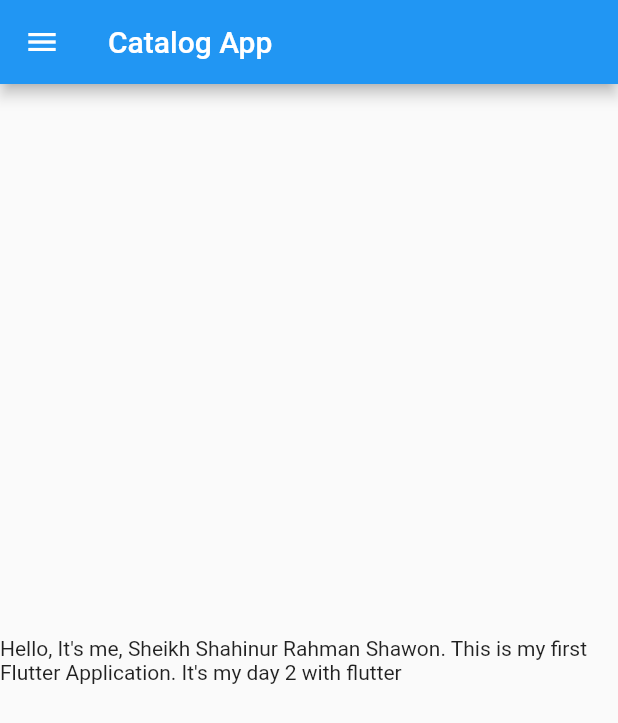
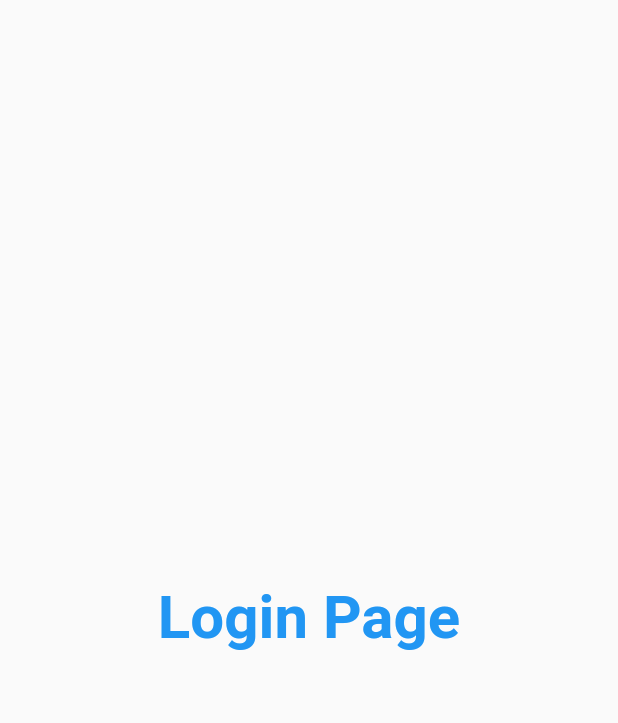
Before and after one commit to ShahinurShawon-238/flutter, a Flutter app: the screen it shows after launch, on a phone screen of 412 x 824 dp. Shown: the top 723 px of the screen. Run offline on Flutter 3.47's test engine with Material 2 defaults, Android fonts, the phone set to English and light mode, and no system bars.

Commit message:
day 3 is completed

```diff
--- a/lib/main.dart
+++ b/lib/main.dart
@@ -1,10 +1,11 @@
 import 'package:flutter/material.dart';
 
-import 'home.dart';
+import 'pages/home.dart';
+import 'pages/login.dart';
 
 
 void main() {
-  runApp(MyApp());
+  runApp(const MyApp());
 }
 
 class MyApp extends StatelessWidget {
@@ -13,7 +14,19 @@ class MyApp extends StatelessWidget {
   Widget build(BuildContext context) {
 
     return MaterialApp(
-      home: HomePage(),
+      theme: ThemeData(
+        primarySwatch: Colors.deepPurple
+      ),
+      darkTheme: ThemeData(
+        brightness: Brightness.dark
+      ),
+      themeMode: ThemeMode.light,
+
+      routes: {
+        "/": (context)=>LoginPage(),
+        "/home": (context)=>HomePage(),
+        "/login": (context)=>LoginPage(),
+      },
     );
   }
 }
--- a/lib/home.dart
+++ b/lib/pages/home.dart
@@ -4,11 +4,13 @@ class HomePage extends StatelessWidget {
   final String name = "Sheikh Shahinur Rahman Shawon";
   final int days = 2;
   final String appName = "Catalog App";
+
+  const HomePage({Key? key}) : super(key: key);
   @override
   Widget build(BuildContext context) {
     return Scaffold(
       appBar: AppBar(
-        title: Text("$appName"),
+        title: Text(appName),
       ),
       body: Center(
         child: Container(
@@ -16,7 +18,7 @@ class HomePage extends StatelessWidget {
               "Hello, It's me, $name. This is my first Flutter Application. It's my day $days with flutter"),
         ),
       ),
-      drawer: Drawer(),
+      drawer: const Drawer(),
     );
   }
 }
--- /dev/null
+++ b/lib/pages/login.dart
@@ -0,0 +1,18 @@
+import 'package:flutter/material.dart';
+
+class LoginPage extends StatelessWidget {
+  @override
+  Widget build(BuildContext context) {
+    return const Material(
+      child: Center(
+        child: Text("Login Page",
+          style: TextStyle(
+            fontSize: 40,
+            color: Colors.blue,
+            fontWeight: FontWeight.bold
+          ),
+        ),
+      ),
+    );
+  }
+}
```
